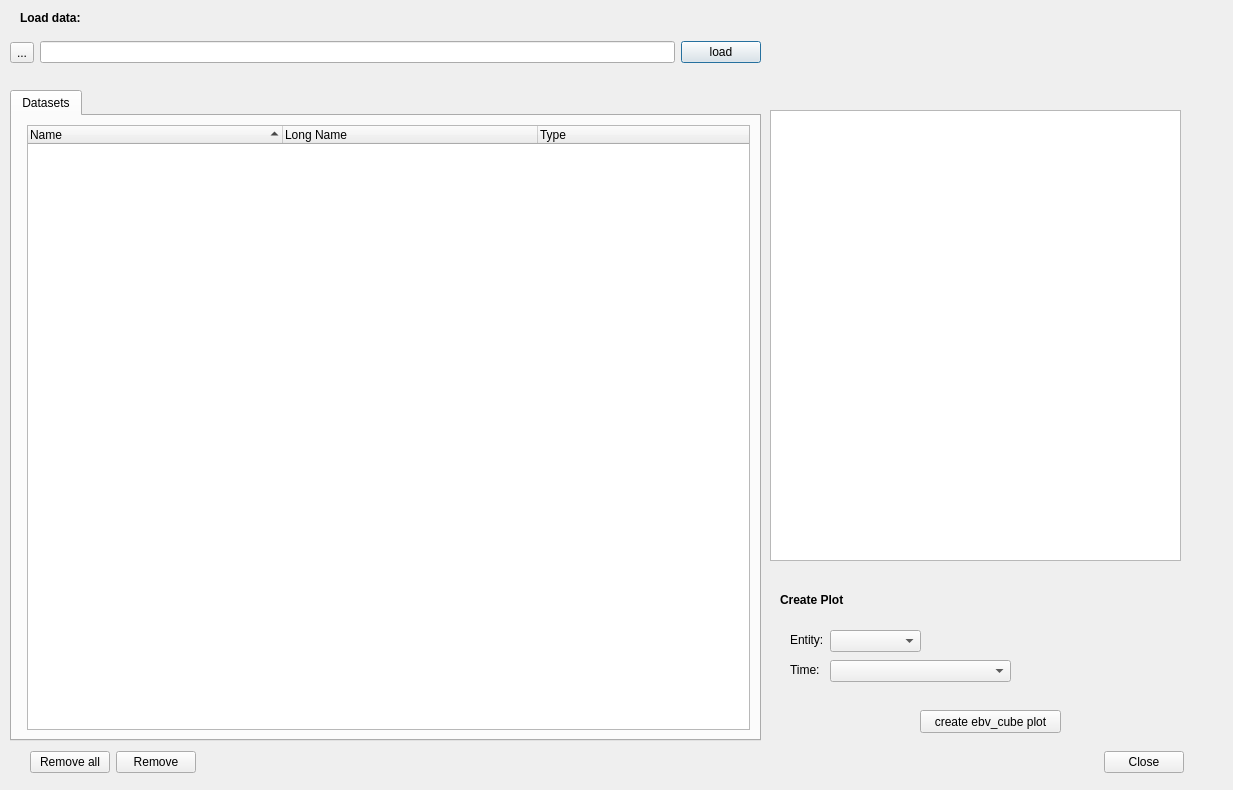
Above: netCDFVisualizer.ui from EBVcube/EBVCubeVisualizer before the change. Below: the same form after it.
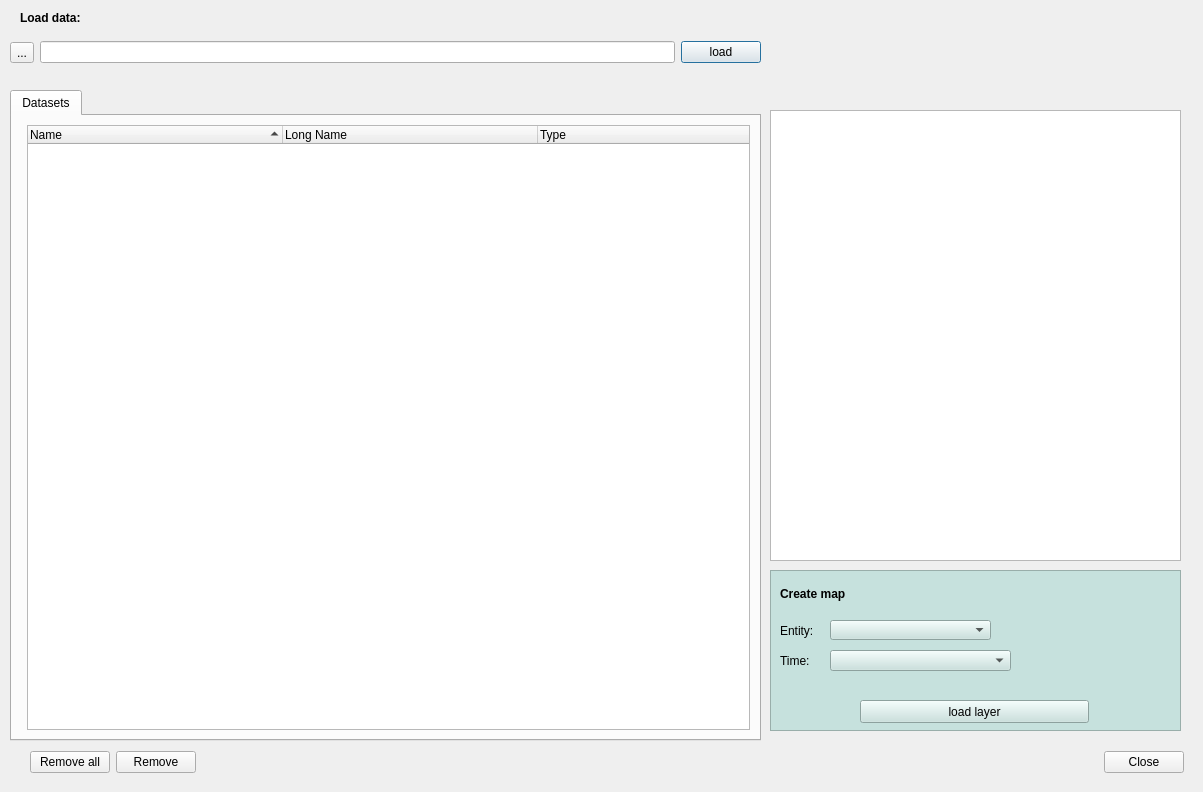
That is the form after the change.

Commit message: the interface from create map has been updated

Patch:
```diff
--- a/netCDFVisualizer.ui
+++ b/netCDFVisualizer.ui
@@ -6,10 +6,28 @@
    <rect>
     <x>0</x>
     <y>0</y>
-    <width>1233</width>
-    <height>790</height>
+    <width>1203</width>
+    <height>792</height>
    </rect>
   </property>
+  <property name="sizePolicy">
+   <sizepolicy hsizetype="Preferred" vsizetype="Fixed">
+    <horstretch>0</horstretch>
+    <verstretch>0</verstretch>
+   </sizepolicy>
+  </property>
+  <property name="minimumSize">
+   <size>
+    <width>1203</width>
+    <height>792</height>
+   </size>
+  </property>
+  <property name="maximumSize">
+   <size>
+    <width>16777215</width>
+    <height>16777190</height>
+   </size>
+  </property>
   <property name="windowTitle">
    <string>netCDFVisualizer</string>
   </property>
@@ -225,86 +243,117 @@
     </item>
    </layout>
   </widget>
-  <widget class="QLabel" name="label_2">
+  <widget class="QFrame" name="load_map">
    <property name="geometry">
     <rect>
-     <x>790</x>
-     <y>630</y>
-     <width>41</width>
-     <height>20</height>
+     <x>770</x>
+     <y>570</y>
+     <width>411</width>
+     <height>161</height>
     </rect>
    </property>
-   <property name="text">
-    <string>Entity:</string>
-   </property>
-  </widget>
-  <widget class="QPushButton" name="btn_plot">
-   <property name="geometry">
-    <rect>
-     <x>920</x>
-     <y>710</y>
-     <width>141</width>
-     <height>23</height>
-    </rect>
+   <property name="sizePolicy">
+    <sizepolicy hsizetype="Fixed" vsizetype="Ignored">
+     <horstretch>0</horstretch>
+     <verstretch>0</verstretch>
+    </sizepolicy>
    </property>
    <property name="styleSheet">
-    <string notr="true">selection-background-color: rgb(83, 194, 200);</string>
+    <string notr="true">background-color: rgb(198, 225, 221);</string>
    </property>
-   <property name="text">
-    <string>create ebv_cube plot</string>
+   <property name="frameShape">
+    <enum>QFrame::StyledPanel</enum>
    </property>
-  </widget>
-  <widget class="QLabel" name="label">
-   <property name="geometry">
-    <rect>
-     <x>780</x>
-     <y>590</y>
-     <width>401</width>
-     <height>20</height>
-    </rect>
+   <property name="frameShadow">
+    <enum>QFrame::Raised</enum>
    </property>
-   <property name="font">
-    <font>
-     <weight>75</weight>
-     <bold>true</bold>
-    </font>
-   </property>
-   <property name="text">
-    <string>Create Plot</string>
-   </property>
-  </widget>
-  <widget class="QLabel" name="label_3">
-   <property name="geometry">
-    <rect>
-     <x>790</x>
-     <y>660</y>
-     <width>41</width>
-     <height>20</height>
-    </rect>
-   </property>
-   <property name="text">
-    <string>Time:</string>
-   </property>
-  </widget>
-  <widget class="QComboBox" name="cbox_entity">
-   <property name="geometry">
-    <rect>
-     <x>830</x>
-     <y>630</y>
-     <width>91</width>
-     <height>22</height>
-    </rect>
-   </property>
-  </widget>
-  <widget class="QComboBox" name="comboBox_2">
-   <property name="geometry">
-    <rect>
-     <x>830</x>
-     <y>660</y>
-     <width>181</width>
-     <height>22</height>
-    </rect>
-   </property>
+   <widget class="QComboBox" name="cbox_time">
+    <property name="geometry">
+     <rect>
+      <x>60</x>
+      <y>80</y>
+      <width>181</width>
+      <height>21</height>
+     </rect>
+    </property>
+    <property name="sizePolicy">
+     <sizepolicy hsizetype="Preferred" vsizetype="Ignored">
+      <horstretch>0</horstretch>
+      <verstretch>0</verstretch>
+     </sizepolicy>
+    </property>
+   </widget>
+   <widget class="QComboBox" name="cbox_entity">
+    <property name="geometry">
+     <rect>
+      <x>60</x>
+      <y>50</y>
+      <width>161</width>
+      <height>20</height>
+     </rect>
+    </property>
+   </widget>
+   <widget class="QLabel" name="label_2">
+    <property name="geometry">
+     <rect>
+      <x>10</x>
+      <y>50</y>
+      <width>41</width>
+      <height>21</height>
+     </rect>
+    </property>
+    <property name="text">
+     <string>Entity:</string>
+    </property>
+   </widget>
+   <widget class="QLabel" name="label_3">
+    <property name="geometry">
+     <rect>
+      <x>10</x>
+      <y>80</y>
+      <width>41</width>
+      <height>21</height>
+     </rect>
+    </property>
+    <property name="text">
+     <string>Time:</string>
+    </property>
+   </widget>
+   <widget class="QLabel" name="label">
+    <property name="geometry">
+     <rect>
+      <x>10</x>
+      <y>13</y>
+      <width>66</width>
+      <height>21</height>
+     </rect>
+    </property>
+    <property name="font">
+     <font>
+      <weight>75</weight>
+      <bold>true</bold>
+     </font>
+    </property>
+    <property name="text">
+     <string>Create map</string>
+    </property>
+   </widget>
+   <widget class="QPushButton" name="btn_plot">
+    <property name="geometry">
+     <rect>
+      <x>90</x>
+      <y>130</y>
+      <width>229</width>
+      <height>23</height>
+     </rect>
+    </property>
+    <property name="styleSheet">
+     <string notr="true">selection-background-color: rgb(83, 194, 200);</string>
+    </property>
+    <property name="text">
+     <string>load layer</string>
+    </property>
+   </widget>
   </widget>
  </widget>
  <resources/>
```
Left out of the diff: 4 changed lines with no effect on the pictures.
